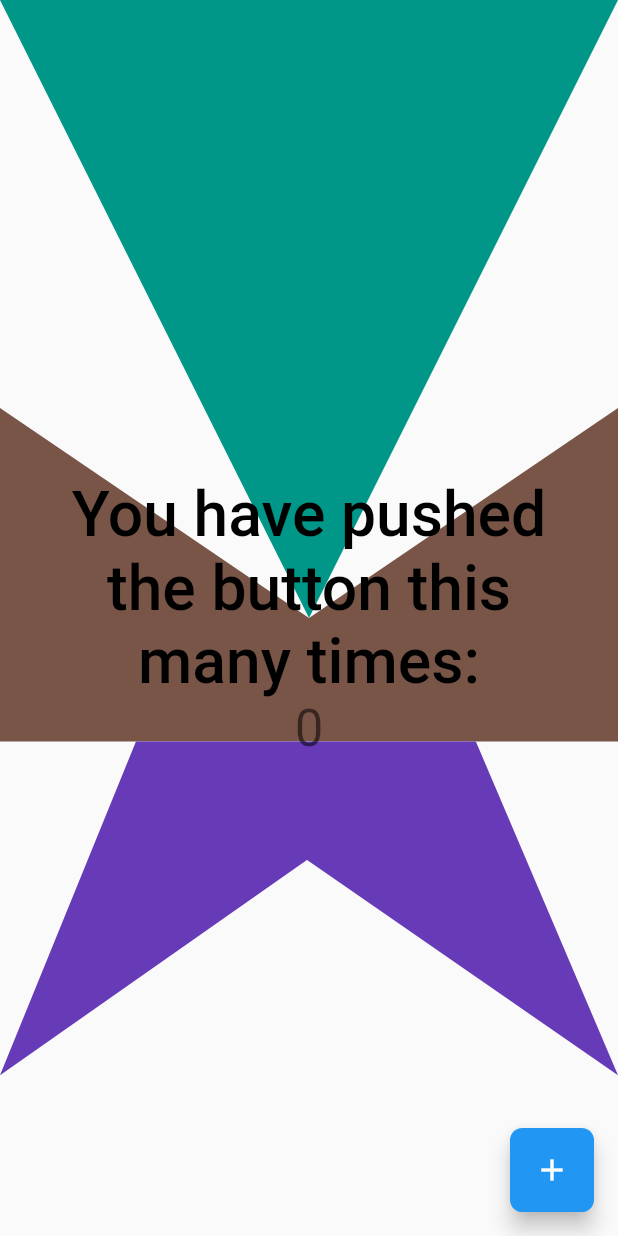
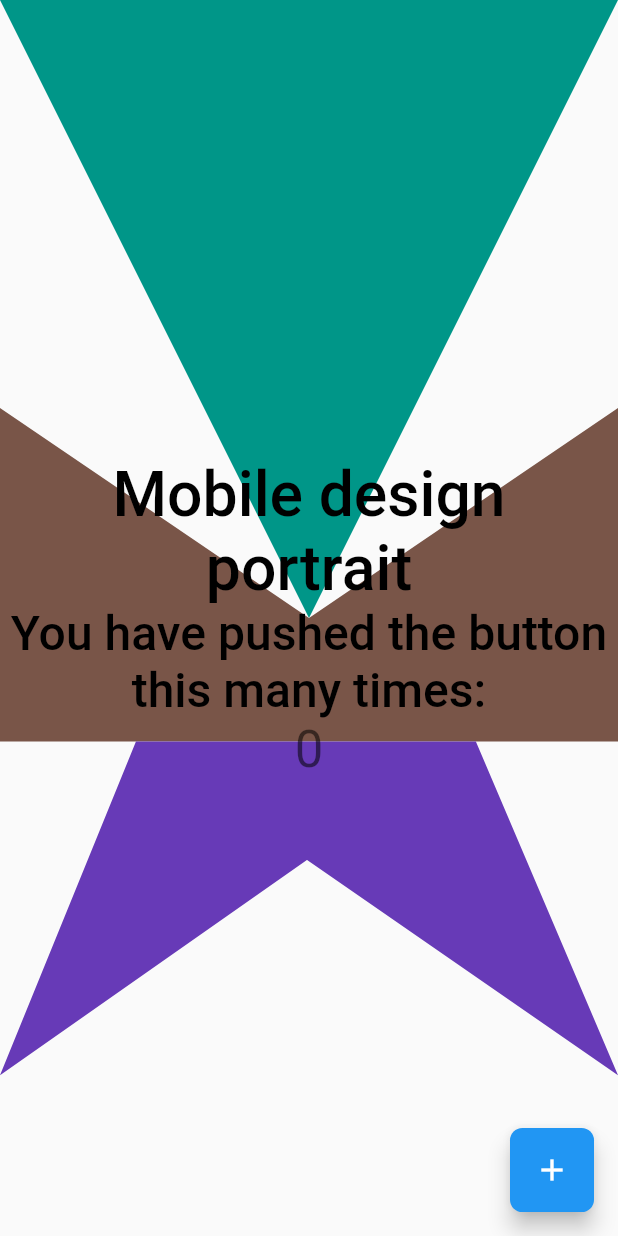
Before and after one commit to andreskiu/flutter_responsivity_system, a Flutter app: the screen it shows after launch, on a phone screen of 412 x 824 dp. Run offline on Flutter 3.47's test engine with Material 2 defaults, Android fonts, the phone set to English and light mode, and no system bars.

Commit message:
Bug fix on device detection

```diff
--- a/example/lib/main.dart
+++ b/example/lib/main.dart
@@ -1,5 +1,6 @@
 import 'package:flutter/material.dart';
 import 'package:flutter_responsivity_system/helpers/responsive_calculations.dart';
+import 'package:flutter_responsivity_system/widgets/device_detector_widget.dart';
 import 'package:flutter_responsivity_system/widgets/responsive_text.dart';
 
 import 'my_painter.dart';
@@ -17,15 +18,6 @@ class MyApp extends StatelessWidget {
     return MaterialApp(
       title: 'Flutter Demo',
       theme: ThemeData(
-        // This is the theme of your application.
-        //
-        // Try running your application with "flutter run". You'll see the
-        // application has a blue toolbar. Then, without quitting the app, try
-        // changing the primarySwatch below to Colors.green and then invoke
-        // "hot reload" (press "r" in the console where you ran "flutter run",
-        // or simply save your changes to "hot reload" in a Flutter IDE).
-        // Notice that the counter didn't reset back to zero; the application
-        // is not restarted.
         primarySwatch: Colors.blue,
       ),
       home: const MyHomePage(title: 'Flutter Demo Home Page'),
@@ -44,15 +36,6 @@ class MyApp extends StatelessWidget {
 class MyHomePage extends StatefulWidget {
   const MyHomePage({Key? key, required this.title}) : super(key: key);
 
-  // This widget is the home page of your application. It is stateful, meaning
-  // that it has a State object (defined below) that contains fields that affect
-  // how it looks.
-
-  // This class is the configuration for the state. It holds the values (in this
-  // case the title) provided by the parent (in this case the App widget) and
-  // used by the build method of the State. Fields in a Widget subclass are
-  // always marked "final".
-
   final String title;
 
   @override
@@ -64,58 +47,63 @@ class _MyHomePageState extends State<MyHomePage> {
 
   void _incrementCounter() {
     setState(() {
-      // This call to setState tells the Flutter framework that something has
-      // changed in this State, which causes it to rerun the build method below
-      // so that the display can reflect the updated values. If we changed
-      // _counter without calling setState(), then the build method would not be
-      // called again, and so nothing would appear to happen.
       _counter++;
     });
   }
 
   @override
   Widget build(BuildContext context) {
-    // This method is rerun every time setState is called, for instance as done
-    // by the _incrementCounter method above.
-    //
-    // The Flutter framework has been optimized to make rerunning build methods
-    // fast, so that you can just rebuild anything that needs updating rather
-    // than having to individually change instances of widgets.
     return Scaffold(
-      // appBar: AppBar(
-      //   // Here we take the value from the MyHomePage object that was created by
-      //   // the App.build method, and use it to set our appbar title.
-      //   title: Text(widget.title),
-      // ),
       body: CustomPaint(
         painter: MyPainter(),
         child: Center(
           child: Column(
-            // Column is also a layout widget. It takes a list of children and
-            // arranges them vertically. By default, it sizes itself to fit its
-            // children horizontally, and tries to be as tall as its parent.
-            //
-            // Invoke "debug painting" (press "p" in the console, choose the
-            // "Toggle Debug Paint" action from the Flutter Inspector in Android
-            // Studio, or the "Toggle Debug Paint" command in Visual Studio Code)
-            // to see the wireframe for each widget.
-            //
-            // Column has various properties to control how it sizes itself and
-            // how it positions its children. Here we use mainAxisAlignment to
-            // center the children vertically; the main axis here is the vertical
-            // axis because Columns are vertical (the cross axis would be
-            // horizontal).
             mainAxisAlignment: MainAxisAlignment.center,
             children: <Widget>[
               Padding(
                 padding: EdgeInsets.symmetric(
                   horizontal: ResponsivityHelper.horizontalUnit * 5,
                 ),
-                child: const ResponsiveText(
-                  'You have pushed the button this many times:',
-                  textAlign: TextAlign.center,
-                  color: Colors.black,
+                child: DeviceLayoutSelector(
+                  mobileBuilder: () {
+                    return OrientationLayout(
+                      portrait: () {
+                        return const ResponsiveText(
+                          'Mobile design portrait',
+                          textAlign: TextAlign.center,
+                          color: Colors.black,
+                        );
+                      },
+                      landscape: () {
+                        return const ResponsiveText(
+                          'Mobile design landscape',
+                          textAlign: TextAlign.center,
+                          color: Colors.black,
+                        );
+                      },
+                    );
+                  },
+                  pcBuilder: () {
+                    return const ResponsiveText(
+                      'Desktop design',
+                      textAlign: TextAlign.center,
+                      color: Colors.black,
+                    );
+                  },
+                  tabletBuilder: () {
+                    return const ResponsiveText(
+                      'Tablet design:',
+                      textAlign: TextAlign.center,
+                      color: Colors.black,
+                    );
+                  },
                 ),
+              ),
+              const ResponsiveText(
+                'You have pushed the button this many times:',
+                textAlign: TextAlign.center,
+                fontSize: 20,
+                color: Colors.black,
               ),
               Text(
                 '$_counter',
@@ -136,7 +124,7 @@ class _MyHomePageState extends State<MyHomePage> {
           ),
         ),
         child: const Icon(Icons.add),
-      ), // This trailing comma makes auto-formatting nicer for build methods.
+      ),
     );
   }
 }
--- a/lib/widgets/device_detector_widget.dart
+++ b/lib/widgets/device_detector_widget.dart
@@ -1,3 +1,4 @@
+import 'dart:io';
 import 'package:flutter/foundation.dart';
 import 'package:flutter/material.dart';
 
@@ -11,8 +12,7 @@ DeviceScreenType getDeviceType(MediaQueryData mediaQueryData) {
 
   var deviceWidth = 0.0;
 
-  print('aspect ratio: ${mediaQueryData.size.aspectRatio}');
-  if (kIsWeb) {
+  if (kIsWeb || Platform.isMacOS || Platform.isWindows || Platform.isLinux) {
     // 2/3 is the worst phone aspect ratio. so if screen is 9/16, 4/5 or 2/3 it will be treated as a phone
     if (mediaQueryData.size.aspectRatio < (2 / 3)) {
       deviceWidth = mediaQueryData.size.height;
```
